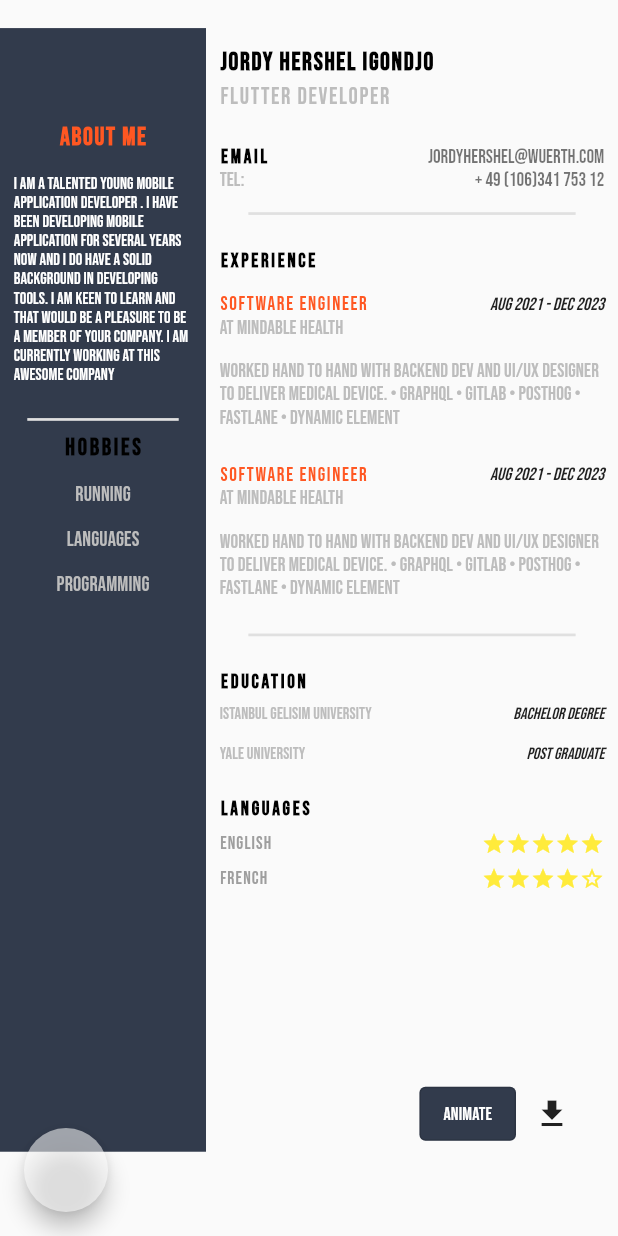
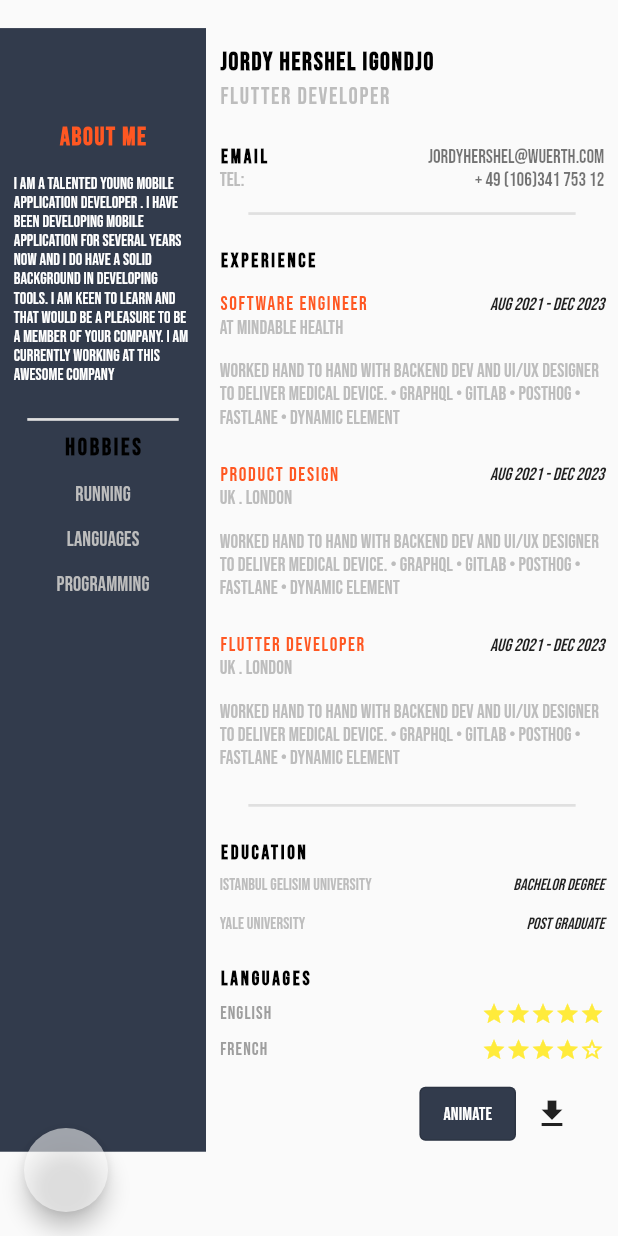
Before and after one commit to JordyHers-org/flutter_resume_template, a Flutter app: the screen it shows after launch, on a phone screen of 412 x 824 dp. Run offline on Flutter 3.47's test engine with Material 2 defaults, Android fonts, the phone set to English and light mode, and no system bars; drawn by our look-alikes of auto_size_text; our stand-ins replace google_fonts; missing offline and left inert: flutter_shake_animated.

Commit message:
optimize your code a little bit further especially the experience portion user can add multiple experiences

```diff
--- a/example/lib/data/data.dart
+++ b/example/lib/data/data.dart
@@ -13,12 +13,32 @@ TemplateData data = TemplateData(
         ' I do have a solid background in Developing tools. I am keen to '
         'learn and that would be a pleasure to be a member of your company.'
         ' I am currently working at This awesome company',
-    experienceTitle: 'Software Engineer',
-    experienceLocation: 'at Mindable Health',
-    experiencePeriod: 'Aug 2021 - Dec 2023',
-    experiencePlace: 'Berlin',
-    experienceDescription:
+    experience: [
+              ExperienceData(
+                experienceTitle: 'Software Engineer',
+                experienceLocation: 'at Mindable Health',
+                experiencePeriod: 'Aug 2021 - Dec 2023',
+                experiencePlace: 'Berlin',
+                experienceDescription:
+                    '''Worked hand to hand with backend dev and UI/Ux designer to deliver medical device. • GraphQL • GitLab • Posthog • Fastlane • Dynamic element ''',
+              ),
+      ExperienceData(
+        experienceTitle: 'Product Design',
+        experienceLocation: 'Uk . London',
+        experiencePeriod: 'Aug 2021 - Dec 2023',
+        experiencePlace: 'London',
+        experienceDescription:
         '''Worked hand to hand with backend dev and UI/Ux designer to deliver medical device. • GraphQL • GitLab • Posthog • Fastlane • Dynamic element ''',
+      ),
+      ExperienceData(
+        experienceTitle: 'Flutter Developer',
+        experienceLocation: 'Uk . London',
+        experiencePeriod: 'Aug 2021 - Dec 2023',
+        experiencePlace: 'London',
+        experienceDescription:
+        '''Worked hand to hand with backend dev and UI/Ux designer to deliver medical device. • GraphQL • GitLab • Posthog • Fastlane • Dynamic element ''',
+      ),
+    ],
     education: 'Istanbul Gelisim University',
     image:
         'https://images.pexels.com/photos/697509/pexels-photo-697509.jpeg?auto=compress&cs=tinysrgb&w=1260&h=750&dpr=2');
--- a/lib/src/layout/layout_business.dart
+++ b/lib/src/layout/layout_business.dart
@@ -137,7 +137,7 @@ class _LayoutBusinessState extends State<LayoutBusiness> {
                                   AnimatedShakingBuilder(
                                     autoPlay: isDragged,
                                     child: DisplayText(
-                                      maxFontSize: 16,
+                                      maxFontSize: 20,
                                       text: widget.data.fullName,
                                       style: Theme.of(context)
                                           .textTheme
@@ -271,7 +271,7 @@ class _LayoutBusinessState extends State<LayoutBusiness> {
                                     autoPlay: isDragged,
                                     child: DisplayText(
                                       maxFontSize: 16,
-                                      text: widget.data.experienceTitle,
+                                      text: widget.data.experience.first.experienceTitle,
                                       style: Theme.of(context)
                                           .textTheme
                                           .displayLarge,
@@ -282,7 +282,7 @@ class _LayoutBusinessState extends State<LayoutBusiness> {
                                     autoPlay: isDragged,
                                     child: DisplayText(
                                       maxFontSize: 14,
-                                      text: widget.data.experienceLocation,
+                                      text: widget.data.experience.first.experienceLocation,
                                       style: Theme.of(context)
                                           .textTheme
                                           .displayLarge,
@@ -293,7 +293,7 @@ class _LayoutBusinessState extends State<LayoutBusiness> {
                                     autoPlay: isDragged,
                                     child: DisplayText(
                                       maxFontSize: 14,
-                                      text: widget.data.experiencePeriod,
+                                      text: widget.data.experience.first.experiencePeriod,
                                       style:
                                           Theme.of(context).textTheme.bodySmall,
                                     ),
@@ -302,7 +302,7 @@ class _LayoutBusinessState extends State<LayoutBusiness> {
                                     autoPlay: isDragged,
                                     child: DisplayText(
                                       maxFontSize: 14,
-                                      text: widget.data.experienceLocation,
+                                      text: widget.data.experience.first.experienceLocation,
                                       style:
                                           Theme.of(context).textTheme.bodySmall,
                                     ),
@@ -312,7 +312,7 @@ class _LayoutBusinessState extends State<LayoutBusiness> {
                                     autoPlay: isDragged,
                                     child: SBContainer(
                                       child: DisplayText(
-                                        text: widget.data.experienceDescription,
+                                        text: widget.data.experience.first.experienceDescription,
                                         maxLines: 5,
                                         maxFontSize: 14,
                                         style: Theme.of(context)
--- a/lib/src/layout/layout_classic.dart
+++ b/lib/src/layout/layout_classic.dart
@@ -224,7 +224,7 @@ class _LayoutClassicState extends State<LayoutClassic> {
                               autoPlay: isDragged,
                               child: DisplayText(
                                 maxFontSize: 16,
-                                text: widget.data.experienceDescription,
+                                text: widget.data.experience.first.experienceDescription,
                                 style: Theme.of(context).textTheme.displaySmall,
                               ),
                             ),
--- a/lib/src/layout/layout_modern.dart
+++ b/lib/src/layout/layout_modern.dart
@@ -338,6 +338,10 @@ class _LayoutModernState extends State<LayoutModern> {
                                       ),
                                     ),
                                     Config.spaceBox(Config.smallSpacer),
+                                    for(int i=0;i<widget.data.experience.length;i++)
+                                    Column(
+                                      crossAxisAlignment: CrossAxisAlignment.start,
+                                      children: [
                                         AnimatedShakingBuilder(
                                           autoPlay: isDragged,
                                           child: SizedBox(
@@ -348,7 +352,7 @@ class _LayoutModernState extends State<LayoutModern> {
                                               children: [
                                                 DisplayText(
                                                   maxFontSize: 16,
-                                              text: widget.data.experienceTitle,
+                                                  text: widget.data.experience[i].experienceTitle,
                                                   style: Theme.of(context)
                                                       .textTheme
                                                       .titleSmall
@@ -359,7 +363,7 @@ class _LayoutModernState extends State<LayoutModern> {
                                                 ),
                                                 DisplayText(
                                                     text: widget
-                                                    .data.experiencePeriod,
+                                                        .data.experience[i].experiencePeriod,
                                                     style: Theme.of(context)
                                                         .textTheme
                                                         .bodySmall
@@ -371,7 +375,7 @@ class _LayoutModernState extends State<LayoutModern> {
                                         AnimatedShakingBuilder(
                                           autoPlay: isDragged,
                                           child: DisplayText(
-                                        text: widget.data.experienceLocation,
+                                            text: widget.data.experience[i].experienceLocation,
                                             maxLines: 10,
                                             style: Theme.of(context)
                                                 .textTheme
@@ -386,7 +390,7 @@ class _LayoutModernState extends State<LayoutModern> {
                                           autoPlay: isDragged,
                                           child: DisplayText(
                                             maxFontSize: 14,
-                                        text: widget.data.experienceDescription,
+                                            text: widget.data.experience[i].experienceDescription,
                                             maxLines: 20,
                                             style: Theme.of(context)
                                                 .textTheme
@@ -394,60 +398,9 @@ class _LayoutModernState extends State<LayoutModern> {
                                           ),
                                         ),
                                         Config.spaceBox(Config.mediumSpacer),
-                                    AnimatedShakingBuilder(
-                                      autoPlay: isDragged,
-                                      child: SizedBox(
-                                        width: widget.w,
-                                        child: Row(
-                                          mainAxisAlignment:
-                                              MainAxisAlignment.spaceBetween,
-                                          children: [
-                                            DisplayText(
-                                              maxFontSize: 16,
-                                              text: widget.data.experienceTitle,
-                                              style: Theme.of(context)
-                                                  .textTheme
-                                                  .titleSmall
-                                                  ?.copyWith(
-                                                      fontSize: 14,
-                                                      letterSpacing: 1.2,
-                                                      color: Colors.deepOrange),
-                                            ),
-                                            DisplayText(
-                                                text: widget
-                                                    .data.experiencePeriod,
-                                                style: Theme.of(context)
-                                                    .textTheme
-                                                    .bodySmall
-                                                    ?.copyWith(fontSize: 13)),
                                       ],
                                     ),
-                                      ),
-                                    ),
-                                    AnimatedShakingBuilder(
-                                      autoPlay: isDragged,
-                                      child: DisplayText(
-                                        text: widget.data.experienceLocation,
-                                        maxLines: 10,
-                                        style: Theme.of(context)
-                                            .textTheme
-                                            .titleSmall
-                                            ?.copyWith(fontSize: 14),
-                                      ),
-                                    ),
-                                    Config.spaceBox(Config.smallSpacer),
-                                    AnimatedShakingBuilder(
-                                      autoPlay: isDragged,
-                                      child: DisplayText(
-                                        maxFontSize: 14,
-                                        text: widget.data.experienceDescription,
-                                        maxLines: 10,
-                                        style: Theme.of(context)
-                                            .textTheme
-                                            .titleSmall,
-                                      ),
-                                    ),
-                                    Config.spaceBox(Config.mediumSpacer),
+
                                     Row(
                                       mainAxisAlignment:
                                           MainAxisAlignment.center,
--- a/lib/src/layout/layout_technical.dart
+++ b/lib/src/layout/layout_technical.dart
@@ -273,7 +273,7 @@ class _LayoutTechnicalState extends State<LayoutTechnical> {
                                   AnimatedShakingBuilder(
                                     autoPlay: isDragged,
                                     child: DisplayText(
-                                      text: widget.data.experienceTitle,
+                                      text: widget.data.experience.first.experienceTitle,
                                       style: const TextStyle(
                                         fontSize: 16.0,
                                         color: Colors.black54,
--- a/lib/src/model/resume_template_data_model.dart
+++ b/lib/src/model/resume_template_data_model.dart
@@ -15,13 +15,9 @@ class TemplateData {
       email,
       phoneNumber,
       bio,
-      experienceTitle,
-      experiencePlace,
-      experiencePeriod,
-      experienceLocation,
-      experienceDescription,
       education,
       image;
+      List<ExperienceData> experience;
 
   TemplateData(
       {required this.fullName,
@@ -32,11 +28,21 @@ class TemplateData {
       this.email,
       this.phoneNumber,
       this.bio,
-      this.experienceTitle,
-      this.experiencePlace,
-      this.experiencePeriod,
-      this.experienceLocation,
-      this.experienceDescription,
+      required this.experience,
       this.education,
       this.image});
 }
+
+class ExperienceData {
+  String experienceTitle;
+  String experiencePlace;
+  String experiencePeriod;
+  String experienceLocation;
+  String experienceDescription;
+  ExperienceData(
+      {required this.experienceTitle,
+      required this.experiencePlace,
+      required this.experiencePeriod,
+      required this.experienceLocation,
+      required this.experienceDescription});
+}
--- a/lib/src/utils/strings.dart
+++ b/lib/src/utils/strings.dart
@@ -16,11 +16,32 @@ class Str {
       email: 'matthewsmith@join.com',
       phoneNumber: '+ 1 (246)869 453 00',
       bio: Str.bioText,
-      experienceTitle: 'Creative Director',
-      experiencePlace: 'at Uber',
-      experiencePeriod: 'Sep 2018 - Jan 2020',
-      experienceLocation: 'New york City',
-      experienceDescription: Str.myRoleText,
+      experience: [
+        ExperienceData(
+          experienceTitle: 'Software Engineer',
+          experienceLocation: 'at Mindable Health',
+          experiencePeriod: 'Aug 2021 - Dec 2023',
+          experiencePlace: 'Berlin',
+          experienceDescription:
+          '''Worked hand to hand with backend dev and UI/Ux designer to deliver medical device. • GraphQL • GitLab • Posthog • Fastlane • Dynamic element ''',
+        ),
+        ExperienceData(
+          experienceTitle: 'Product Design',
+          experienceLocation: 'UK . London',
+          experiencePeriod: 'Sep 2022 - Dec 2023',
+          experiencePlace: 'Freelancer',
+          experienceDescription:
+          '''Worked hand to hand with backend dev and UI/Ux designer to deliver medical device. • GraphQL • GitLab • Posthog • Fastlane • Dynamic element ''',
+        ),
+        ExperienceData(
+          experienceTitle: 'Flutter Developer',
+          experienceLocation: 'UK . London',
+          experiencePeriod: 'Sep 2022 - Dec 2023',
+          experiencePlace: 'Freelancer',
+          experienceDescription:
+          '''Worked hand to hand with backend dev and UI/Ux designer to deliver medical device. • GraphQL • GitLab • Posthog • Fastlane • Dynamic element ''',
+        ),
+      ],
       education: 'Yale Gala University',
       image: resumeHeader);
   static String backgroundImage =
```
Also changed, not shown: example/pubspec.lock, lib/src/components/section_bottom_buttons.dart (line endings or trailing spaces), 1 other file. Lines whose indentation alone changed are shown as unchanged.
